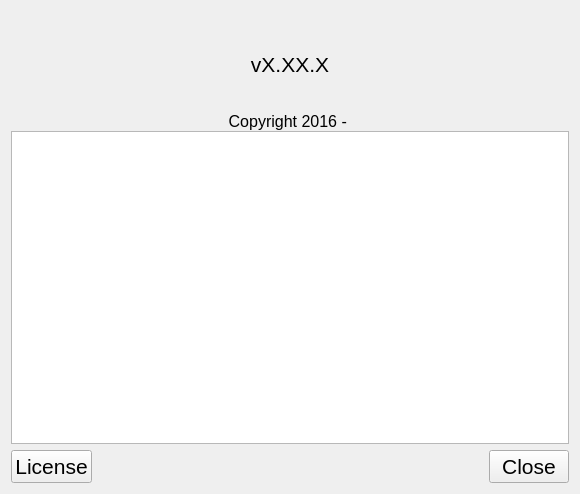
Above: forms/AboutApplicationWidget.ui from tlewiscpp/QSerialTerminal before the change. Below: the same form after it.
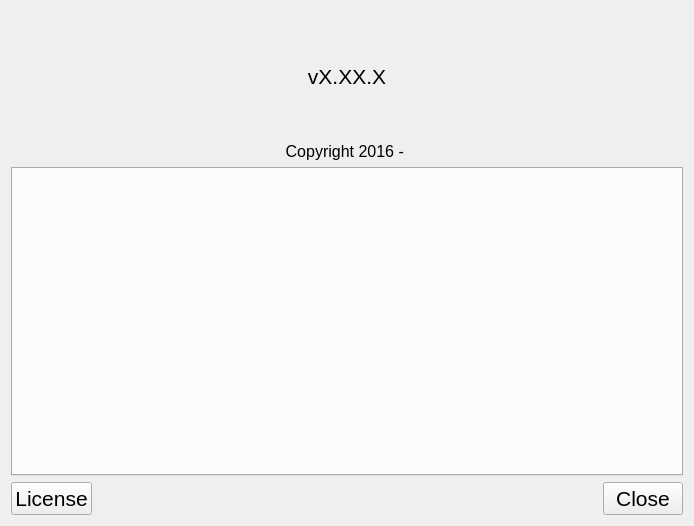
That is the form after the change. Icons and pictures are not drawn.

Commit message: Massive refactoring of entire application - Z170A-PC

Patch:
```diff
--- a/forms/AboutApplicationWidget.ui
+++ b/forms/AboutApplicationWidget.ui
@@ -6,20 +6,15 @@
    <rect>
     <x>0</x>
     <y>0</y>
-    <width>580</width>
-    <height>494</height>
+    <width>694</width>
+    <height>526</height>
    </rect>
   </property>
   <property name="windowTitle">
    <string>Form</string>
   </property>
-  <layout class="QVBoxLayout" name="verticalLayout_2">
-   <item>
-    <layout class="QVBoxLayout" name="verticalLayout">
-     <property name="spacing">
-      <number>0</number>
-     </property>
-     <item>
+  <layout class="QGridLayout" name="gridLayout">
+   <item row="0" column="0">
       <widget class="QLabel" name="lblProgramIcon">
        <property name="font">
         <font>
@@ -37,7 +32,31 @@
        </property>
       </widget>
      </item>
-     <item>
+   <item row="4" column="0">
+    <widget class="QLabel" name="lblProgramWebsite">
+     <property name="font">
+      <font>
+       <pointsize>11</pointsize>
+      </font>
+     </property>
+     <property name="toolTip">
+      <string>&lt;html&gt;&lt;head/&gt;&lt;body&gt;&lt;p&gt;&lt;span style=&quot; font-size:11pt;&quot;&gt;Open the upstream URL for QMineSweeper in a default web browser&lt;/span&gt;&lt;/p&gt;&lt;/body&gt;&lt;/html&gt;</string>
+     </property>
+     <property name="text">
+      <string/>
+     </property>
+     <property name="textFormat">
+      <enum>Qt::AutoText</enum>
+     </property>
+     <property name="alignment">
+      <set>Qt::AlignCenter</set>
+     </property>
+     <property name="textInteractionFlags">
+      <set>Qt::TextBrowserInteraction</set>
+     </property>
+    </widget>
+   </item>
+   <item row="1" column="0">
       <widget class="QLabel" name="lblProgramName">
        <property name="font">
         <font>
@@ -54,7 +73,7 @@
        </property>
       </widget>
      </item>
-     <item>
+   <item row="2" column="0">
       <widget class="QLabel" name="lblProgramVersion">
        <property name="font">
         <font>
@@ -69,46 +88,7 @@
        </property>
       </widget>
      </item>
-     <item>
-      <widget class="QLabel" name="lblProgramDescription">
-       <property name="font">
-        <font>
-         <pointsize>12</pointsize>
-        </font>
-       </property>
-       <property name="text">
-        <string/>
-       </property>
-       <property name="alignment">
-        <set>Qt::AlignCenter</set>
-       </property>
-      </widget>
-     </item>
-     <item>
-      <widget class="QLabel" name="lblProgramWebsite">
-       <property name="font">
-        <font>
-         <pointsize>11</pointsize>
-        </font>
-       </property>
-       <property name="toolTip">
-        <string>&lt;html&gt;&lt;head/&gt;&lt;body&gt;&lt;p&gt;&lt;span style=&quot; font-size:11pt;&quot;&gt;Open the upstream URL for QMineSweeper in a default web browser&lt;/span&gt;&lt;/p&gt;&lt;/body&gt;&lt;/html&gt;</string>
-       </property>
-       <property name="text">
-        <string/>
-       </property>
-       <property name="textFormat">
-        <enum>Qt::AutoText</enum>
-       </property>
-       <property name="alignment">
-        <set>Qt::AlignCenter</set>
-       </property>
-       <property name="textInteractionFlags">
-        <set>Qt::TextBrowserInteraction</set>
-       </property>
-      </widget>
-     </item>
-     <item>
+   <item row="5" column="0">
       <widget class="QLabel" name="lblProgramCopyright">
        <property name="font">
         <font>
@@ -126,19 +106,22 @@
        </property>
       </widget>
      </item>
-     <item>
-      <widget class="QTextEdit" name="tbAboutProgramLicense">
-       <property name="minimumSize">
-        <size>
-         <width>0</width>
-         <height>200</height>
-        </size>
+   <item row="3" column="0">
+    <widget class="QLabel" name="lblProgramDescription">
+     <property name="font">
+      <font>
+       <pointsize>12</pointsize>
+      </font>
+     </property>
+     <property name="text">
+      <string/>
+     </property>
+     <property name="alignment">
+      <set>Qt::AlignCenter</set>
        </property>
       </widget>
      </item>
-    </layout>
-   </item>
-   <item>
+   <item row="7" column="0">
     <layout class="QHBoxLayout" name="btnLicenseCloseGridLayout">
      <property name="sizeConstraint">
       <enum>QLayout::SetDefaultConstraint</enum>
@@ -188,6 +171,13 @@
      </item>
     </layout>
    </item>
+   <item row="6" column="0">
+    <widget class="QTabWidget" name="twLicenses">
+     <property name="currentIndex">
+      <number>-1</number>
+     </property>
+    </widget>
+   </item>
   </layout>
  </widget>
  <resources>
```
Left out of the diff: 6 changed lines with no effect on the pictures. Lines whose indentation alone changed are shown as unchanged. The commit also changes 31 other files.
